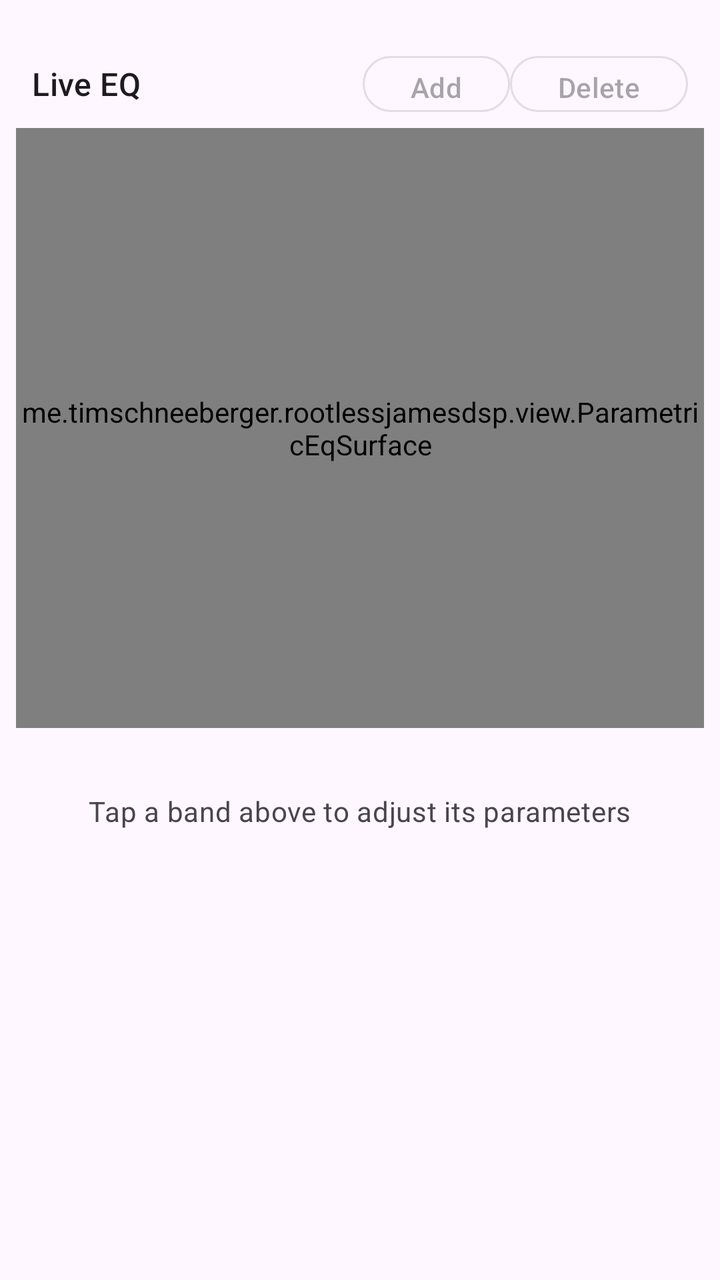
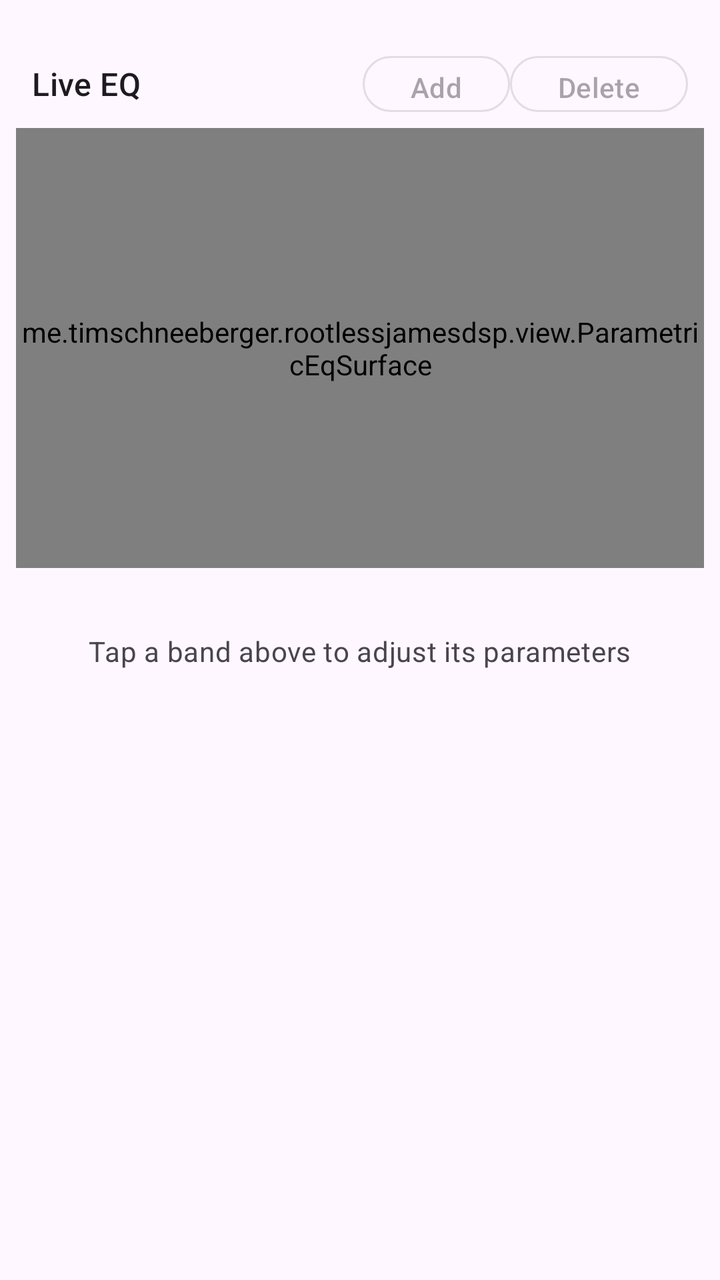

Two renders of the same Android screen: before a commit and after it. Below are the layout's source before the change and the commit's diff.
<!-- AndroidManifest.xml: application theme Theme.RootlessJamesDSP -->
<!-- res/layout/fragment_live_eq.xml -->
<?xml version="1.0" encoding="utf-8"?>
<LinearLayout xmlns:android="http://schemas.android.com/apk/res/android"
    xmlns:app="http://schemas.android.com/apk/res-auto"
    android:layout_width="match_parent"
    android:layout_height="wrap_content"
    android:orientation="vertical"
    android:paddingBottom="24dp">

    
    <View
        android:layout_width="32dp"
        android:layout_height="4dp"
        android:layout_gravity="center_horizontal"
        android:layout_marginTop="8dp"
        android:layout_marginBottom="12dp"
        android:background="@drawable/shape_rounded_rectangle"
        android:backgroundTint="?attr/colorOnSurfaceVariant" />

    
    <LinearLayout
        android:layout_width="match_parent"
        android:layout_height="wrap_content"
        android:orientation="horizontal"
        android:gravity="center_vertical"
        android:layout_marginHorizontal="16dp"
        android:layout_marginBottom="4dp">

        <TextView
            android:layout_width="0dp"
            android:layout_height="wrap_content"
            android:layout_weight="1"
            android:text="@string/peq_live_eq"
            android:textAppearance="?attr/textAppearanceTitleMedium" />

        <com.google.android.material.button.MaterialButton
            android:id="@+id/addBandButton"
            style="?attr/materialButtonOutlinedStyle"
            android:layout_width="wrap_content"
            android:layout_height="36dp"
            android:minWidth="0dp"
            android:text="@string/peq_live_eq_add"
            android:enabled="false"
            app:cornerRadius="18dp"
            app:icon="@drawable/ic_baseline_add_24dp"
            app:iconGravity="textStart"
            app:iconSize="18dp" />

        <com.google.android.material.button.MaterialButton
            android:id="@+id/deleteBandButton"
            style="?attr/materialButtonOutlinedStyle"
            android:layout_width="wrap_content"
            android:layout_height="36dp"
            android:minWidth="0dp"
            android:text="@string/peq_live_eq_delete"
            android:enabled="false"
            app:cornerRadius="18dp"
            app:icon="@drawable/ic_twotone_delete_24dp"
            app:iconGravity="textStart"
            app:iconSize="16dp" />
    </LinearLayout>

    
    <me.timschneeberger.rootlessjamesdsp.view.ParametricEqSurface
        android:id="@+id/liveEqSurface"
        android:layout_width="match_parent"
        android:layout_height="300dp"
        android:layout_marginHorizontal="8dp"
        android:layout_marginBottom="8dp" />

    
    <HorizontalScrollView
        android:layout_width="match_parent"
        android:layout_height="wrap_content"
        android:scrollbars="none">

        <com.google.android.material.chip.ChipGroup
            android:id="@+id/bandChips"
            android:layout_width="wrap_content"
            android:layout_height="wrap_content"
            android:paddingHorizontal="16dp"
            app:singleLine="true"
            app:selectionRequired="false"
            app:singleSelection="true" />

    </HorizontalScrollView>

    
    <TextView
        android:id="@+id/liveEqHint"
        android:layout_width="wrap_content"
        android:layout_height="wrap_content"
        android:layout_gravity="center_horizontal"
        android:layout_marginTop="24dp"
        android:layout_marginBottom="8dp"
        android:text="@string/peq_live_eq_hint"
        android:textAppearance="?attr/textAppearanceBodyMedium"
        android:textColor="?attr/colorOnSurfaceVariant" />

    
    <LinearLayout
        android:id="@+id/slidersSection"
        android:layout_width="match_parent"
        android:layout_height="wrap_content"
        android:orientation="vertical"
        android:paddingHorizontal="16dp"
        android:paddingTop="8dp"
        android:visibility="gone">

        <TextView
            android:layout_width="wrap_content"
            android:layout_height="wrap_content"
            android:text="@string/peq_frequency"
            android:textAppearance="?attr/textAppearanceLabelLarge" />

        <com.google.android.material.slider.Slider
            android:id="@+id/freqSlider"
            android:layout_width="match_parent"
            android:layout_height="wrap_content"
            android:valueFrom="0"
            android:valueTo="100"
            android:stepSize="0"
            app:labelBehavior="floating" />

        <TextView
            android:layout_width="wrap_content"
            android:layout_height="wrap_content"
            android:layout_marginTop="8dp"
            android:text="@string/peq_gain"
            android:textAppearance="?attr/textAppearanceLabelLarge" />

        <com.google.android.material.slider.Slider
            android:id="@+id/gainSlider"
            android:layout_width="match_parent"
            android:layout_height="wrap_content"
            android:valueFrom="-30"
            android:valueTo="30"
            android:stepSize="0"
            app:labelBehavior="floating" />

        <TextView
            android:layout_width="wrap_content"
            android:layout_height="wrap_content"
            android:layout_marginTop="8dp"
            android:text="@string/peq_q_factor"
            android:textAppearance="?attr/textAppearanceLabelLarge" />

        <com.google.android.material.slider.Slider
            android:id="@+id/qSlider"
            android:layout_width="match_parent"
            android:layout_height="wrap_content"
            android:valueFrom="0"
            android:valueTo="100"
            android:stepSize="0"
            app:labelBehavior="floating" />

        
        <TextView
            android:layout_width="wrap_content"
            android:layout_height="wrap_content"
            android:layout_marginTop="8dp"
            android:text="@string/peq_preamp"
            android:textAppearance="?attr/textAppearanceLabelLarge" />

        <com.google.android.material.slider.Slider
            android:id="@+id/preampSlider"
            android:layout_width="match_parent"
            android:layout_height="wrap_content"
            android:valueFrom="-30"
            android:valueTo="30"
            android:stepSize="0.1"
            app:labelBehavior="floating" />

        
        <TextView
            android:layout_width="wrap_content"
            android:layout_height="wrap_content"
            android:layout_marginTop="8dp"
            android:text="@string/peq_channel_mode"
            android:textAppearance="?attr/textAppearanceLabelLarge" />

        <com.google.android.material.chip.ChipGroup
            android:id="@+id/channelChips"
            android:layout_width="wrap_content"
            android:layout_height="wrap_content"
            app:singleSelection="true"
            app:selectionRequired="true">

            <com.google.android.material.chip.Chip
                android:id="@+id/channelLeft"
                android:layout_width="wrap_content"
                android:layout_height="wrap_content"
                android:text="@string/peq_channel_left"
                android:checkable="true"
                style="@style/Widget.Material3.Chip.Filter" />

            <com.google.android.material.chip.Chip
                android:id="@+id/channelBoth"
                android:layout_width="wrap_content"
                android:layout_height="wrap_content"
                android:text="@string/peq_channel_both"
                android:checkable="true"
                style="@style/Widget.Material3.Chip.Filter" />

            <com.google.android.material.chip.Chip
                android:id="@+id/channelRight"
                android:layout_width="wrap_content"
                android:layout_height="wrap_content"
                android:text="@string/peq_channel_right"
                android:checkable="true"
                style="@style/Widget.Material3.Chip.Filter" />

        </com.google.android.material.chip.ChipGroup>

        
        <TextView
            android:layout_width="wrap_content"
            android:layout_height="wrap_content"
            android:layout_marginTop="8dp"
            android:text="@string/peq_filter_type"
            android:textAppearance="?attr/textAppearanceLabelLarge" />

        <HorizontalScrollView
            android:layout_width="match_parent"
            android:layout_height="wrap_content"
            android:scrollbars="none">

            <com.google.android.material.chip.ChipGroup
                android:id="@+id/filterTypeChips"
                android:layout_width="wrap_content"
                android:layout_height="wrap_content"
                app:singleSelection="true"
                app:selectionRequired="true">

                <com.google.android.material.chip.Chip
                    android:id="@+id/filterTypePeaking"
                    android:layout_width="wrap_content"
                    android:layout_height="wrap_content"
                    android:text="@string/peq_filter_type_peaking"
                    android:checkable="true"
                    style="@style/Widget.Material3.Chip.Filter" />

                <com.google.android.material.chip.Chip
                    android:id="@+id/filterTypeLowShelf"
                    android:layout_width="wrap_content"
                    android:layout_height="wrap_content"
                    android:text="@string/peq_filter_type_low_shelf"
                    android:checkable="true"
                    style="@style/Widget.Material3.Chip.Filter" />

                <com.google.android.material.chip.Chip
                    android:id="@+id/filterTypeHighShelf"
                    android:layout_width="wrap_content"
                    android:layout_height="wrap_content"
                    android:text="@string/peq_filter_type_high_shelf"
                    android:checkable="true"
                    style="@style/Widget.Material3.Chip.Filter" />

                <com.google.android.material.chip.Chip
                    android:id="@+id/filterTypeLowPass"
                    android:layout_width="wrap_content"
                    android:layout_height="wrap_content"
                    android:text="@string/peq_filter_type_low_pass"
                    android:checkable="true"
                    style="@style/Widget.Material3.Chip.Filter" />

                <com.google.android.material.chip.Chip
                    android:id="@+id/filterTypeHighPass"
                    android:layout_width="wrap_content"
                    android:layout_height="wrap_content"
                    android:text="@string/peq_filter_type_high_pass"
                    android:checkable="true"
                    style="@style/Widget.Material3.Chip.Filter" />

                <com.google.android.material.chip.Chip
                    android:id="@+id/filterTypeBandPass"
                    android:layout_width="wrap_content"
                    android:layout_height="wrap_content"
                    android:text="@string/peq_filter_type_band_pass"
                    android:checkable="true"
                    style="@style/Widget.Material3.Chip.Filter" />

                <com.google.android.material.chip.Chip
                    android:id="@+id/filterTypeNotch"
                    android:layout_width="wrap_content"
                    android:layout_height="wrap_content"
                    android:text="@string/peq_filter_type_notch"
                    android:checkable="true"
                    style="@style/Widget.Material3.Chip.Filter" />

            </com.google.android.material.chip.ChipGroup>

        </HorizontalScrollView>

    </LinearLayout>

</LinearLayout>
<!-- resources referenced by this layout -->
<resources>
  <string name="peq_channel_both">L+R</string>
  <string name="peq_channel_left">L</string>
  <string name="peq_channel_mode">Channel</string>
  <string name="peq_channel_right">R</string>
  <string name="peq_filter_type">Filter type</string>
  <string name="peq_filter_type_band_pass">Band pass</string>
  <string name="peq_filter_type_high_pass">High pass</string>
  <string name="peq_filter_type_high_shelf">High shelf</string>
  <string name="peq_filter_type_low_pass">Low pass</string>
  <string name="peq_filter_type_low_shelf">Low shelf</string>
  <string name="peq_filter_type_notch">Notch</string>
  <string name="peq_filter_type_peaking">Peaking</string>
  <string name="peq_frequency">Frequency</string>
  <string name="peq_gain">Gain</string>
  <string name="peq_live_eq">Live EQ</string>
  <string name="peq_live_eq_add">Add</string>
  <string name="peq_live_eq_delete">Delete</string>
  <string name="peq_live_eq_hint">Tap a band above to adjust its parameters</string>
  <string name="peq_preamp">Preamp</string>
  <string name="peq_q_factor">Q Factor</string>
  <style name="Theme.RootlessJamesDSP" parent="Base.Theme.RootlessJamesDSP" />
  <style name="Base.Theme.RootlessJamesDSP" parent="Theme.Material3.DayNight.NoActionBar">
          
          <item name="android:forceDarkAllowed" tools:targetApi="Q" tools:ignore="ObsoleteSdkInt">false</item>
  
          <item name="android:divider">@color/divider_default</item>
          <item name="android:statusBarColor">@android:color/transparent</item>
  
          
          
  
          <item name="materialSwitchStyle">@style/Widget.Material3.CompoundButton.MaterialSwitch</item>
          <item name="alertDialogTheme">@style/AppTheme.AlertDialogTheme</item>
          <item name="materialCardViewStyle">@style/Theme.RootlessJamesDSP.CardView</item>
          <item name="cardCornerRadius">@dimen/corner_radius</item>
      </style>
  <color name="divider_default">@color/md_black_1000_12</color>
  <style name="AppTheme.AlertDialogTheme" parent="@style/ThemeOverlay.Material3.MaterialAlertDialog">
          <item name="dialogCornerRadius">28dp</item>
          <item name="colorBackgroundFloating">?attr/colorSurface</item>
      </style>
  <style name="Theme.RootlessJamesDSP.CardView" parent="Widget.Material3.CardView.Elevated" />
  <color name="md_black_1000_12">#1F000000</color>
</resources>

<!-- the commit's change to res/layout/fragment_live_eq.xml (unified diff, before → after) -->
@@ -1,6 +1,11 @@
 <?xml version="1.0" encoding="utf-8"?>
-<LinearLayout xmlns:android="http://schemas.android.com/apk/res/android"
+<androidx.core.widget.NestedScrollView xmlns:android="http://schemas.android.com/apk/res/android"
     xmlns:app="http://schemas.android.com/apk/res-auto"
+    android:layout_width="match_parent"
+    android:layout_height="wrap_content"
+    android:fillViewport="true">
+
+<LinearLayout
     android:layout_width="match_parent"
     android:layout_height="wrap_content"
     android:orientation="vertical"
@@ -63,7 +68,7 @@
     <me.timschneeberger.rootlessjamesdsp.view.ParametricEqSurface
         android:id="@+id/liveEqSurface"
         android:layout_width="match_parent"
-        android:layout_height="300dp"
+        android:layout_height="220dp"
         android:layout_marginHorizontal="8dp"
         android:layout_marginBottom="8dp" />
 
@@ -294,3 +299,4 @@
     </LinearLayout>
 
 </LinearLayout>
+</androidx.core.widget.NestedScrollView>
